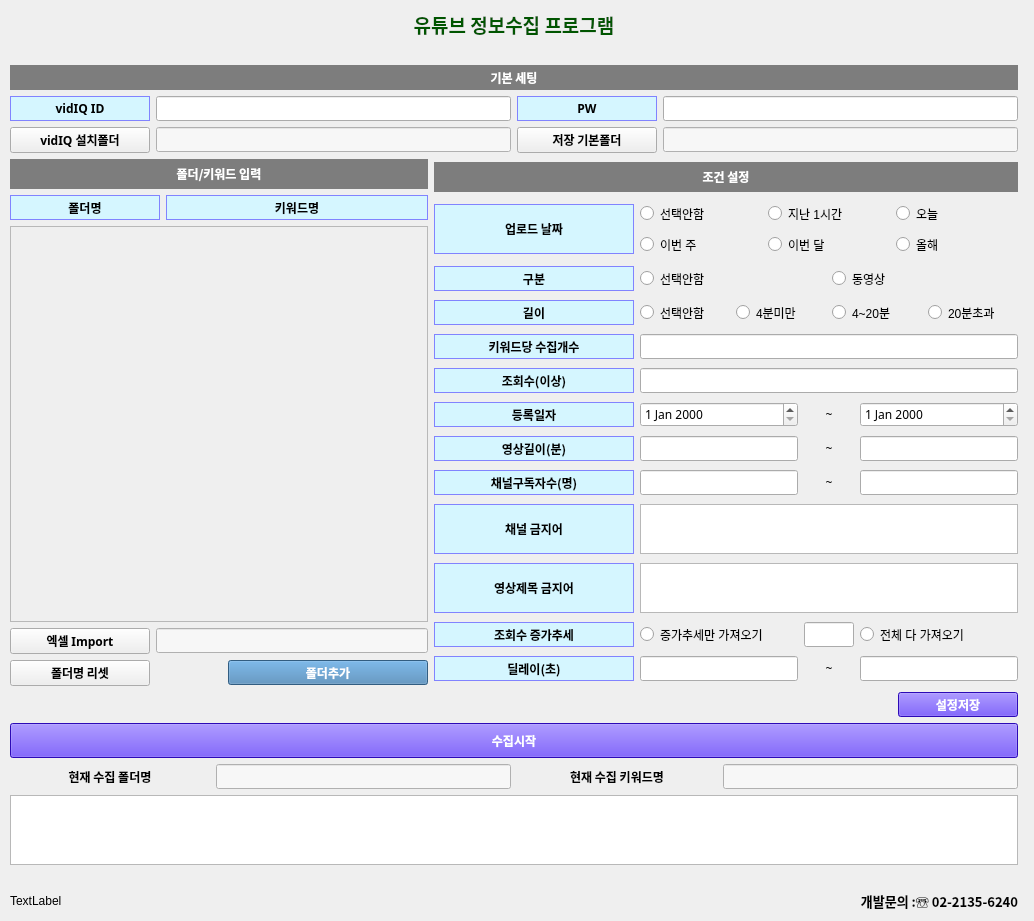
First picture: the form in 원본코드/youtube1.1.ui, repository kjg0898-dot/-, before the edit.
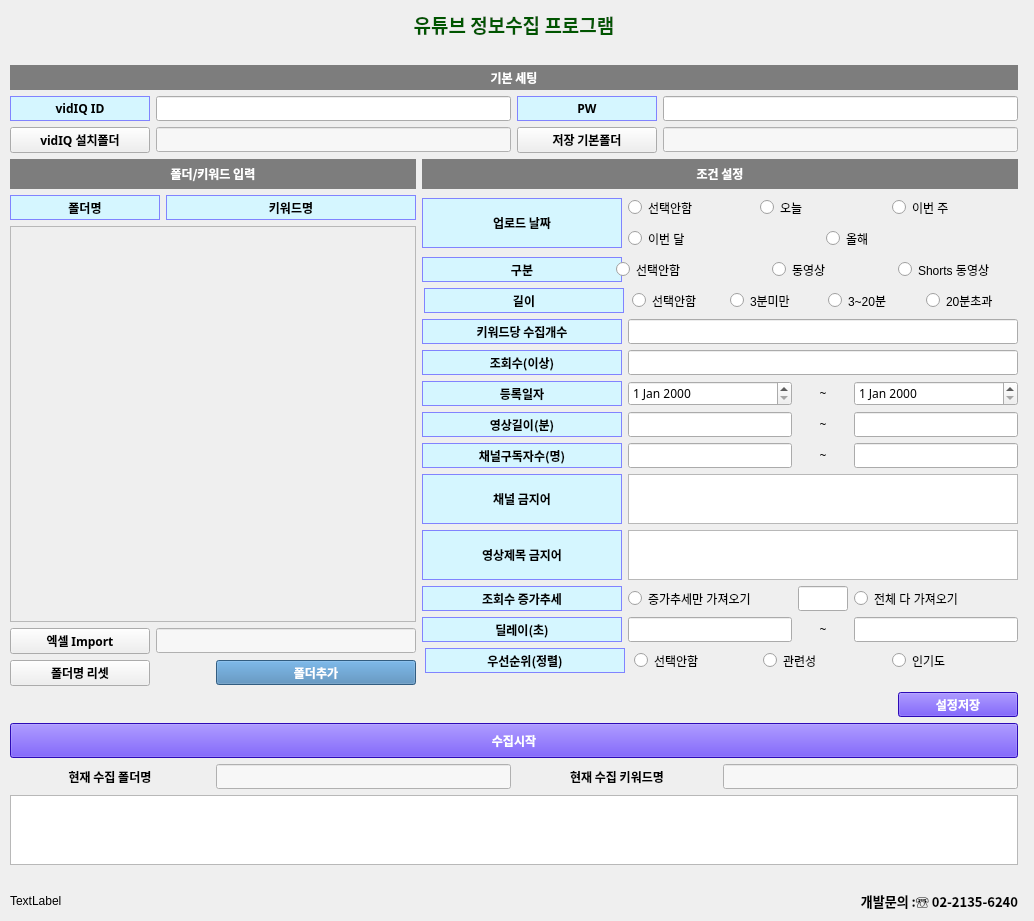
Second picture: the form after the edit.

Commit message:
유튜브 검색필터 UI 변경에 맞춰 프로그램 업데이트
- 업로드 날짜: '지난 1시간' 옵션 제거, 순서 변경
- 구분: 'Shorts 동영상' 옵션 추가
- 길이: '4분 미만' → '3분 미만', '4~20분' → '3~20분' 변경
- 우선순위(정렬): '관련성', '인기도' 필터 새로 추가
- 필터 인덱스 로직 수정 (새 UI 순서: 구분 → 길이 → 업로드날짜 → 우선순위)

What changed in the file:
```diff
--- a/원본코드/youtube1.1.ui
+++ b/원본코드/youtube1.1.ui
@@ -709,31 +709,6 @@
                  <cursorShape>PointingHandCursor</cursorShape>
                 </property>
                 <property name="text">
-                 <string>지난 1시간</string>
-                </property>
-                <property name="autoExclusive">
-                 <bool>false</bool>
-                </property>
-               </widget>
-              </item>
-              <item>
-               <widget class="QRadioButton" name="udfilter_btn_3">
-                <property name="minimumSize">
-                 <size>
-                  <width>100</width>
-                  <height>25</height>
-                 </size>
-                </property>
-                <property name="maximumSize">
-                 <size>
-                  <width>16777215</width>
-                  <height>25</height>
-                 </size>
-                </property>
-                <property name="cursor">
-                 <cursorShape>PointingHandCursor</cursorShape>
-                </property>
-                <property name="text">
                  <string>오늘</string>
                 </property>
                 <property name="autoExclusive">
@@ -741,6 +716,31 @@
                 </property>
                </widget>
               </item>
+              <item>
+               <widget class="QRadioButton" name="udfilter_btn_3">
+                <property name="minimumSize">
+                 <size>
+                  <width>100</width>
+                  <height>25</height>
+                 </size>
+                </property>
+                <property name="maximumSize">
+                 <size>
+                  <width>16777215</width>
+                  <height>25</height>
+                 </size>
+                </property>
+                <property name="cursor">
+                 <cursorShape>PointingHandCursor</cursorShape>
+                </property>
+                <property name="text">
+                 <string>이번 주</string>
+                </property>
+                <property name="autoExclusive">
+                 <bool>false</bool>
+                </property>
+               </widget>
+              </item>
              </layout>
             </item>
             <item>
@@ -763,31 +763,6 @@
                  <cursorShape>PointingHandCursor</cursorShape>
                 </property>
                 <property name="text">
-                 <string>이번 주</string>
-                </property>
-                <property name="autoExclusive">
-                 <bool>false</bool>
-                </property>
-               </widget>
-              </item>
-              <item>
-               <widget class="QRadioButton" name="udfilter_btn_5">
-                <property name="minimumSize">
-                 <size>
-                  <width>100</width>
-                  <height>25</height>
-                 </size>
-                </property>
-                <property name="maximumSize">
-                 <size>
-                  <width>16777215</width>
-                  <height>25</height>
-                 </size>
-                </property>
-                <property name="cursor">
-                 <cursorShape>PointingHandCursor</cursorShape>
-                </property>
-                <property name="text">
                  <string>이번 달</string>
                 </property>
                 <property name="autoExclusive">
@@ -796,7 +771,7 @@
                </widget>
               </item>
               <item>
-               <widget class="QRadioButton" name="udfilter_btn_6">
+               <widget class="QRadioButton" name="udfilter_btn_5">
                 <property name="minimumSize">
                  <size>
                   <width>100</width>
@@ -891,13 +866,13 @@
            <widget class="QRadioButton" name="gbfilter_btn_2">
             <property name="minimumSize">
              <size>
-              <width>150</width>
+              <width>120</width>
               <height>25</height>
              </size>
             </property>
             <property name="maximumSize">
              <size>
-              <width>16777215</width>
+              <width>120</width>
               <height>25</height>
              </size>
             </property>
@@ -912,6 +887,31 @@
             </property>
            </widget>
           </item>
+          <item>
+           <widget class="QRadioButton" name="gbfilter_btn_3">
+            <property name="minimumSize">
+             <size>
+              <width>120</width>
+              <height>25</height>
+             </size>
+            </property>
+            <property name="maximumSize">
+             <size>
+              <width>120</width>
+              <height>25</height>
+             </size>
+            </property>
+            <property name="cursor">
+             <cursorShape>PointingHandCursor</cursorShape>
+            </property>
+            <property name="text">
+             <string>Shorts 동영상</string>
+            </property>
+            <property name="autoExclusive">
+             <bool>false</bool>
+            </property>
+           </widget>
+          </item>
          </layout>
         </item>
         <item>
@@ -993,7 +993,7 @@
              <cursorShape>PointingHandCursor</cursorShape>
             </property>
             <property name="text">
-             <string>4분미만</string>
+             <string>3분미만</string>
             </property>
             <property name="autoExclusive">
              <bool>false</bool>
@@ -1018,7 +1018,7 @@
              <cursorShape>PointingHandCursor</cursorShape>
             </property>
             <property name="text">
-             <string>4~20분</string>
+             <string>3~20분</string>
             </property>
             <property name="autoExclusive">
              <bool>false</bool>
@@ -1879,6 +1879,119 @@
           </item>
          </layout>
         </item>
+        <item>
+         <layout class="QHBoxLayout" name="horizontalLayout_26">
+          <item>
+           <widget class="QLabel" name="label_86">
+            <property name="minimumSize">
+             <size>
+              <width>200</width>
+              <height>25</height>
+             </size>
+            </property>
+            <property name="maximumSize">
+             <size>
+              <width>200</width>
+              <height>25</height>
+             </size>
+            </property>
+            <property name="font">
+             <font>
+              <family>맑은 고딕</family>
+              <weight>75</weight>
+              <bold>true</bold>
+             </font>
+            </property>
+            <property name="styleSheet">
+             <string notr="true">background-color:rgb(213, 246, 255);
+color:rgb(0, 0, 0);
+border: 1px solid #8183ff;</string>
+            </property>
+            <property name="text">
+             <string>우선순위(정렬)</string>
+            </property>
+            <property name="alignment">
+             <set>Qt::AlignCenter</set>
+            </property>
+           </widget>
+          </item>
+          <item>
+           <widget class="QRadioButton" name="sortfilter_btn_1">
+            <property name="minimumSize">
+             <size>
+              <width>120</width>
+              <height>25</height>
+             </size>
+            </property>
+            <property name="maximumSize">
+             <size>
+              <width>120</width>
+              <height>25</height>
+             </size>
+            </property>
+            <property name="cursor">
+             <cursorShape>PointingHandCursor</cursorShape>
+            </property>
+            <property name="text">
+             <string>선택안함</string>
+            </property>
+            <property name="autoExclusive">
+             <bool>false</bool>
+            </property>
+           </widget>
+          </item>
+          <item>
+           <widget class="QRadioButton" name="sortfilter_btn_2">
+            <property name="minimumSize">
+             <size>
+              <width>120</width>
+              <height>25</height>
+             </size>
+            </property>
+            <property name="maximumSize">
+             <size>
+              <width>120</width>
+              <height>25</height>
+             </size>
+            </property>
+            <property name="cursor">
+             <cursorShape>PointingHandCursor</cursorShape>
+            </property>
+            <property name="text">
+             <string>관련성</string>
+            </property>
+            <property name="autoExclusive">
+             <bool>false</bool>
+            </property>
+           </widget>
+          </item>
+          <item>
+           <widget class="QRadioButton" name="sortfilter_btn_3">
+            <property name="minimumSize">
+             <size>
+              <width>120</width>
+              <height>25</height>
+             </size>
+            </property>
+            <property name="maximumSize">
+             <size>
+              <width>120</width>
+              <height>25</height>
+             </size>
+            </property>
+            <property name="cursor">
+             <cursorShape>PointingHandCursor</cursorShape>
+            </property>
+            <property name="text">
+             <string>인기도</string>
+            </property>
+            <property name="autoExclusive">
+             <bool>false</bool>
+            </property>
+           </widget>
+          </item>
+         </layout>
+        </item>
        </layout>
       </item>
      </layout>
```
The commit also changes 1 other file.
